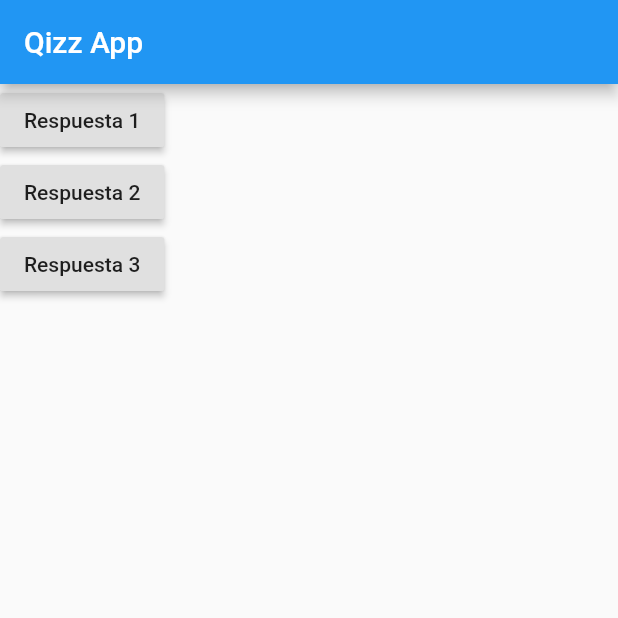
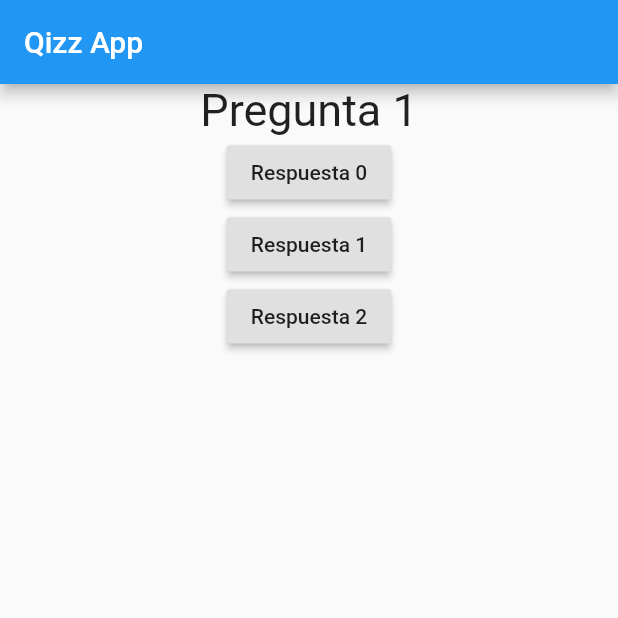
Before and after one commit to juannn91/FlutterQuiz, a Flutter app: the screen it shows after launch, on a phone screen of 412 x 824 dp, the top half of it. Run offline on Flutter 3.47's test engine with Material 2 defaults, Android fonts, the phone set to English and light mode, and no system bars.

```diff
--- /dev/null
+++ b/lib/answer.dart
@@ -0,0 +1,15 @@
+import 'package:flutter/material.dart';
+
+class Answer extends StatelessWidget {
+  final String content;
+
+  Answer(this.content);
+
+  @override
+  Widget build(BuildContext context) {
+    return RaisedButton(
+      child: Text(content),
+      onPressed: () {},
+    );
+  }
+}
--- a/lib/main.dart
+++ b/lib/main.dart
@@ -1,31 +1,23 @@
 import 'package:flutter/material.dart';
+import 'package:quiz_app/questionQuiz.dart';
 
-void main(){
-  runApp(MaterialApp(title: 'Qiz app', home:QuizApp(),));
+void main() {
+  runApp(MaterialApp(
+    title: 'Qiz app',
+    home: QuizApp(),
+  ));
 }
 
-class QuizApp extends StatelessWidget{
+class QuizApp extends StatelessWidget {
   @override
-  Widget build(BuildContext context){
+  Widget build(BuildContext context) {
     return Scaffold(
-      appBar: AppBar(
-        title: Text('Qizz App'),
-      ),
-      body: Column(
-       children:[
-        RaisedButton(
-          child: Text('Respuesta 1'),
-          onPressed: (){},
+        appBar: AppBar(
+          title: Text('Qizz App'),
         ),
-        RaisedButton(
-          child: Text('Respuesta 2'),
-          onPressed: (){},
-        ),
-        RaisedButton(
-          child: Text('Respuesta 3'),
-          onPressed: (){},
-        )
-       ])
-    );
+        body: Container(
+          width: double.infinity,
+          child: QuestionQuiz()
+        ));
   }
 }
--- /dev/null
+++ b/lib/question.dart
@@ -0,0 +1,16 @@
+import 'package:flutter/material.dart';
+
+class Question extends StatelessWidget {
+  final String content;
+
+  Question(this.content);
+
+  @override
+  Widget build(BuildContext context) {
+    return Text(
+      content,
+      style: TextStyle(fontSize: 30),
+      textAlign: TextAlign.center,
+    );
+  }
+}
--- /dev/null
+++ b/lib/questionQuiz.dart
@@ -0,0 +1,15 @@
+import 'package:flutter/material.dart';
+import 'package:quiz_app/question.dart';
+import 'package:quiz_app/answer.dart';
+
+class QuestionQuiz extends StatelessWidget{
+  @override
+  Widget build(BuildContext context) {
+    return Column(children: [
+          Question("Pregunta 1"),
+          Answer("Respuesta 0"),
+          Answer("Respuesta 1"),
+          Answer("Respuesta 2"),
+    ]);
+  }
+}
```
